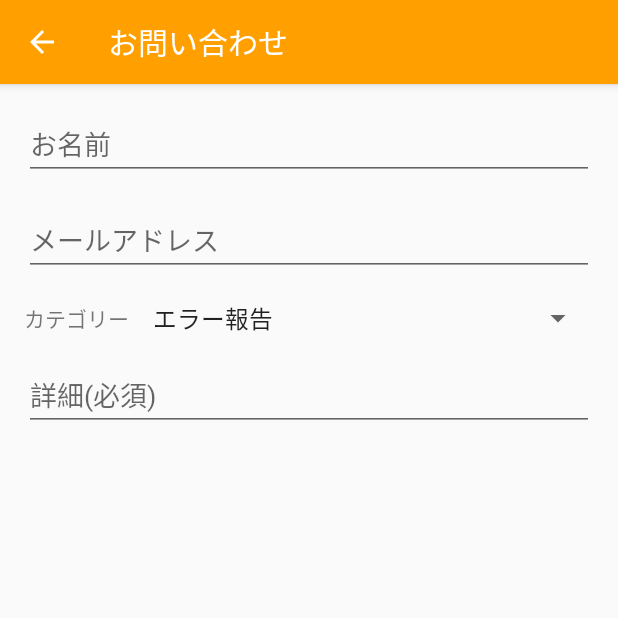
After one commit to starmaine777/recweight, an Android app: the fragment ContactFragment placed in its activity, on a phone screen of 412 x 824 dp, the top half of it. The commit adds this screen. Run offline under Robolectric (Android 15) with nearby library versions, the phone set to English and light mode, and no system bars; our stand-ins replace RxJava, Timber; libraries missing offline, so code that uses them is left out: com.afollestad.materialdialogs.

Commit message:
add:問い合わせ画面追加
TODO:send周りは全然やっていない

```diff
--- /dev/null
+++ b/app/src/main/java/com/starmaine777/recweight/views/settings/ContactFragment.kt
@@ -0,0 +1,38 @@
+package com.starmaine777.recweight.views.settings
+
+import android.os.Bundle
+import android.support.v4.app.Fragment
+import android.view.*
+import com.starmaine777.recweight.R
+import com.starmaine777.recweight.event.RxBus
+import com.starmaine777.recweight.event.UpdateToolbarEvent
+
+/**
+ * お問い合わせ用Fragment
+ * Created by 0025331458 on 2017/11/09.
+ */
+class ContactFragment : Fragment(){
+
+    override fun onCreateView(inflater: LayoutInflater?, container: ViewGroup?, savedInstanceState: Bundle?): View? {
+        return inflater?.inflate(R.layout.fragment_contact, container, false)
+    }
+
+    override fun onCreateOptionsMenu(menu: Menu?, inflater: MenuInflater?) {
+        super.onCreateOptionsMenu(menu, inflater)
+        inflater?.inflate(R.menu.menu_contact, menu)
+    }
+
+    override fun onOptionsItemSelected(item: MenuItem?): Boolean {
+        if (item?.itemId == R.id.action_send) {
+            fragmentManager.popBackStack()
+        }
+        return super.onOptionsItemSelected(item)
+    }
+
+    override fun onStart() {
+        super.onStart()
+        RxBus.publish(UpdateToolbarEvent(true, context.getString(R.string.toolbar_title_contact)))
+    }
+
+
+}
--- a/app/src/main/java/com/starmaine777/recweight/views/settings/SettingsMainFragment.kt
+++ b/app/src/main/java/com/starmaine777/recweight/views/settings/SettingsMainFragment.kt
@@ -78,7 +78,13 @@ class SettingsMainFragment : Fragment() {
                     activity.supportFragmentManager
                             .beginTransaction()
                             .replace(R.id.fragment, LicenseFragment(), null).addToBackStack(null).commit()
+                }),
+                SettingItem(getString(R.string.settings_main_contact), {
+                    activity.supportFragmentManager
+                            .beginTransaction()
+                            .replace(R.id.fragment, ContactFragment(), null).addToBackStack(null).commit()
                 })
+
         )
     }
 
--- /dev/null
+++ b/app/src/main/res/drawable/icon_send.xml
@@ -0,0 +1,9 @@
+<vector xmlns:android="http://schemas.android.com/apk/res/android"
+        android:width="24dp"
+        android:height="24dp"
+        android:viewportWidth="24.0"
+        android:viewportHeight="24.0">
+    <path
+        android:fillColor="@android:color/white"
+        android:pathData="M2.01,21L23,12 2.01,3 2,10l15,2 -15,2z"/>
+</vector>
--- /dev/null
+++ b/app/src/main/res/layout/fragment_contact.xml
@@ -0,0 +1,81 @@
+<?xml version="1.0" encoding="utf-8"?>
+<ScrollView
+    xmlns:android="http://schemas.android.com/apk/res/android"
+    xmlns:app="http://schemas.android.com/apk/res-auto"
+    xmlns:tools="http://schemas.android.com/tools"
+    android:id="@+id/areaContact"
+    android:layout_width="match_parent"
+    android:layout_height="match_parent">
+
+    <android.support.constraint.ConstraintLayout
+        xmlns:android="http://schemas.android.com/apk/res/android"
+        xmlns:app="http://schemas.android.com/apk/res-auto"
+        xmlns:tools="http://schemas.android.com/tools"
+        android:layout_width="match_parent"
+        android:layout_height="match_parent"
+        android:padding="16dp"
+        tools:layout_editor_absoluteY="25dp">
+
+        <EditText
+            android:id="@+id/editName"
+            android:layout_width="match_parent"
+            android:layout_height="wrap_content"
+            android:ems="10"
+            android:hint="@string/settings_contact_name_title"
+            android:inputType="textPersonName"
+            android:text="@null"
+            app:layout_constraintStart_toStartOf="parent"
+            app:layout_constraintTop_toTopOf="parent"/>
+
+        <EditText
+            android:id="@+id/editMail"
+            android:layout_width="match_parent"
+            android:layout_height="wrap_content"
+            android:layout_marginTop="16dp"
+            android:ems="10"
+            android:hint="@string/settings_contact_email_title"
+            android:inputType="textPersonName"
+            android:text="@null"
+            app:layout_constraintStart_toStartOf="parent"
+            app:layout_constraintTop_toBottomOf="@+id/editName"/>
+
+        <Spinner
+            android:id="@+id/spinnerContactType"
+            android:layout_width="0dp"
+            android:layout_height="23dp"
+            android:layout_marginStart="8dp"
+            android:layout_marginTop="16dp"
+            android:entries="@array/contact_type"
+            app:layout_constraintEnd_toEndOf="parent"
+            app:layout_constraintHorizontal_bias="0.5"
+            app:layout_constraintStart_toEndOf="@+id/textContactType"
+            app:layout_constraintTop_toBottomOf="@+id/editMail"/>
+
+        <TextView
+            android:id="@+id/textContactType"
+            android:layout_width="wrap_content"
+            android:layout_height="wrap_content"
+            android:text="@string/settings_contact_type_title"
+            app:layout_constraintBottom_toBottomOf="@+id/spinnerContactType"
+            app:layout_constraintEnd_toStartOf="@+id/spinnerContactType"
+            app:layout_constraintHorizontal_bias="0.5"
+            app:layout_constraintHorizontal_chainStyle="spread"
+            app:layout_constraintStart_toStartOf="parent"
+            app:layout_constraintTop_toTopOf="@+id/spinnerContactType"
+            />
+
+        <EditText
+            android:id="@+id/editDescription"
+            android:layout_width="match_parent"
+            android:layout_height="wrap_content"
+            android:layout_marginTop="16dp"
+            android:ems="10"
+            android:hint="@string/settings_contact_description_title"
+            android:inputType="textPersonName"
+            android:text="@null"
+            app:layout_constraintStart_toStartOf="parent"
+            app:layout_constraintTop_toBottomOf="@+id/spinnerContactType"/>
+
+    </android.support.constraint.ConstraintLayout>
+
+</ScrollView>
--- /dev/null
+++ b/app/src/main/res/menu/menu_contact.xml
@@ -0,0 +1,11 @@
+<menu xmlns:android="http://schemas.android.com/apk/res/android"
+      xmlns:app="http://schemas.android.com/apk/res-auto"
+      xmlns:tools="http://schemas.android.com/tools"
+      tools:context="com.starmaine777.recweight.views.WeightInputActivity">
+    <item
+        android:id="@+id/action_send"
+        android:icon="@drawable/icon_send"
+        android:orderInCategory="100"
+        android:title="@string/action_settings"
+        app:showAsAction="always"/>
+</menu>
--- a/app/src/main/res/values/arrays.xml
+++ b/app/src/main/res/values/arrays.xml
@@ -14,5 +14,8 @@
         <item>@string/chart_duration_year</item>
     </string-array>
 
-    <style name="array">array</style>
+    <string-array name="contact_type">
+        <item>@string/settings_contact_type_error</item>
+        <item>@string/settings_contact_type_others</item>
+    </string-array>
 </resources>
--- a/app/src/main/res/values/strings.xml
+++ b/app/src/main/res/values/strings.xml
@@ -6,6 +6,7 @@
     <string name="toolbar_title_import">インポート</string>
     <string name="toolbar_title_export">エクスポート</string>
     <string name="toolbar_title_license">ライセンス</string>
+    <string name="toolbar_title_contact">お問い合わせ</string>
 
     <string name="banner_ad_unit_id">ca-app-pub-3940256099942544/6300978111</string>
 
@@ -48,6 +49,7 @@
     <string name="settings_main_account">アカウントの設定</string>
     <string name="settings_main_all_delete">体重データの全削除</string>
     <string name="settings_main_license">ライセンス</string>
+    <string name="settings_main_contact">お問い合わせ</string>
 
     <string name="settings_lt_show_menu">メニュー表示(編集、削除)</string>
     <string name="settings_lt_edit">編集</string>
@@ -73,6 +75,14 @@
 
     <string name="settings_export_description">下記URLにExportしました。</string>
     <string name="settings_export_share">共有する</string>
+
+    <string name="settings_contact_name_title">お名前</string>
+    <string name="settings_contact_email_title">メールアドレス</string>
+    <string name="settings_contact_description_title">詳細(必須)</string>
+    <string name="d_contact_complete">管理者にメッセージを送信いたしました。ご意見ありがとうございました。</string>
+    <string name="settings_contact_type_title">カテゴリー</string>
+    <string name="settings_contact_type_error">エラー報告</string>
+    <string name="settings_contact_type_others">その他お問い合わせ</string>
 
     <string name="err_title_input">入力値エラー</string>
     <string name="err_weight_empty">体重を入力して下さい。</string>
```
